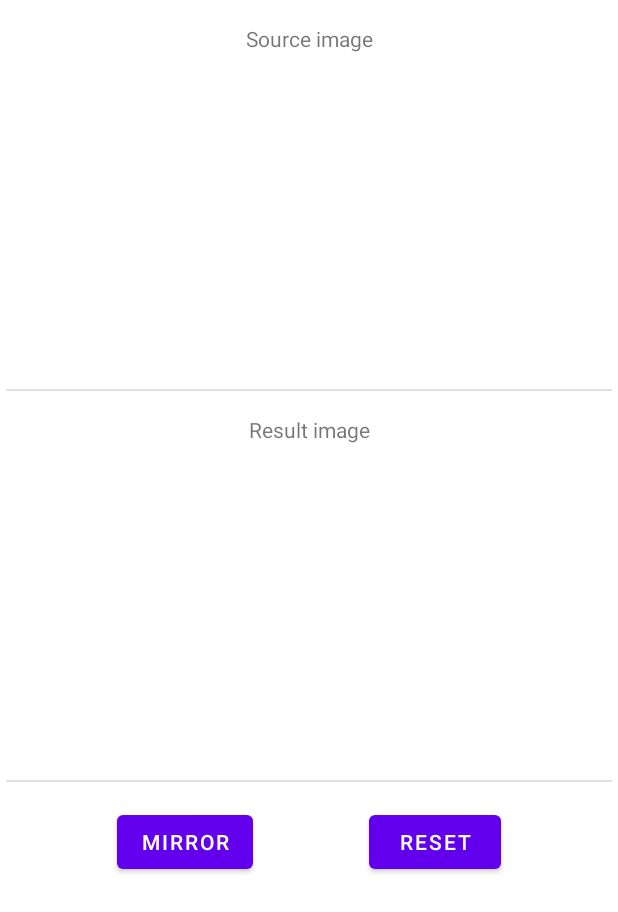
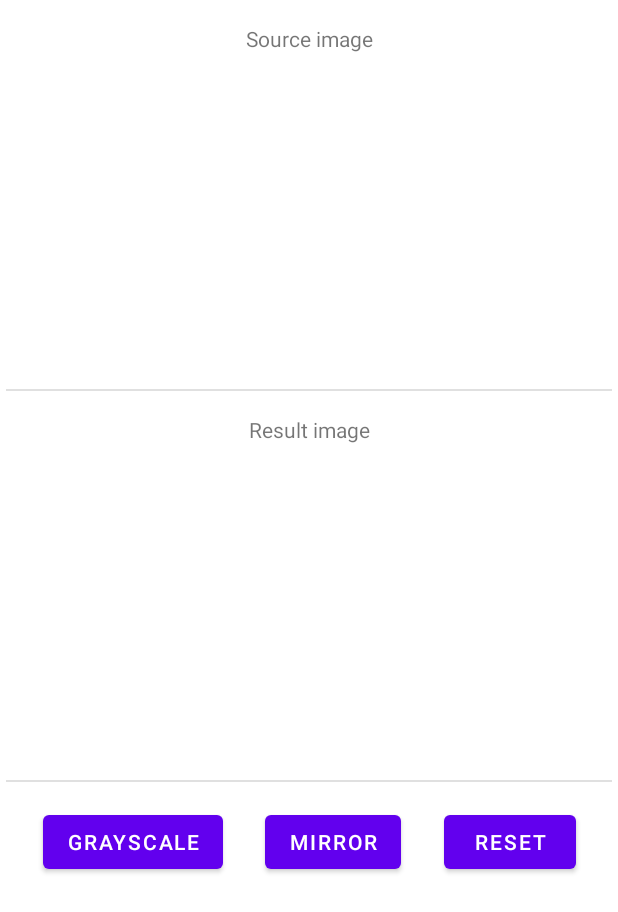
Before and after one commit to julianczaja/opencv_test, an Android app: the layout activity_main.xml on its own in the app's theme, with its tools: preview values and no code run, on a phone screen of 412 x 824 dp. Shown: the top 912 px of the screen. Run offline under Robolectric (Android 15) with nearby library versions, the phone set to English and light mode, and no system bars.

Commit message:
Implemented `grayscaleImage` function

```diff
--- a/app/src/main/res/layout/activity_main.xml
+++ b/app/src/main/res/layout/activity_main.xml
@@ -69,13 +69,23 @@
         app:layout_constraintTop_toBottomOf="@+id/iv_image_dst" />
 
     <com.google.android.material.button.MaterialButton
-        android:id="@+id/btn_go"
+        android:id="@+id/btn_grayscale"
+        android:layout_width="wrap_content"
+        android:layout_height="wrap_content"
+        android:layout_marginTop="16dp"
+        android:text="Grayscale"
+        app:layout_constraintEnd_toStartOf="@+id/btn_mirror"
+        app:layout_constraintStart_toStartOf="parent"
+        app:layout_constraintTop_toBottomOf="@+id/divider_2" />
+
+    <com.google.android.material.button.MaterialButton
+        android:id="@+id/btn_mirror"
         android:layout_width="wrap_content"
         android:layout_height="wrap_content"
         android:layout_marginTop="16dp"
         android:text="Mirror"
         app:layout_constraintEnd_toStartOf="@+id/btn_reset"
-        app:layout_constraintStart_toStartOf="parent"
+        app:layout_constraintStart_toEndOf="@id/btn_grayscale"
         app:layout_constraintTop_toBottomOf="@+id/divider_2" />
 
     <com.google.android.material.button.MaterialButton
@@ -85,7 +95,7 @@
         android:layout_marginTop="16dp"
         android:text="Reset"
         app:layout_constraintEnd_toEndOf="parent"
-        app:layout_constraintStart_toEndOf="@+id/btn_go"
+        app:layout_constraintStart_toEndOf="@+id/btn_mirror"
         app:layout_constraintTop_toBottomOf="@+id/divider_2" />
 
 </androidx.constraintlayout.widget.ConstraintLayout>
```
Also changed, not shown: app/src/main/java/com/example/opencv_test/MainActivity.kt (+8 -2 lines), 3 other files.
